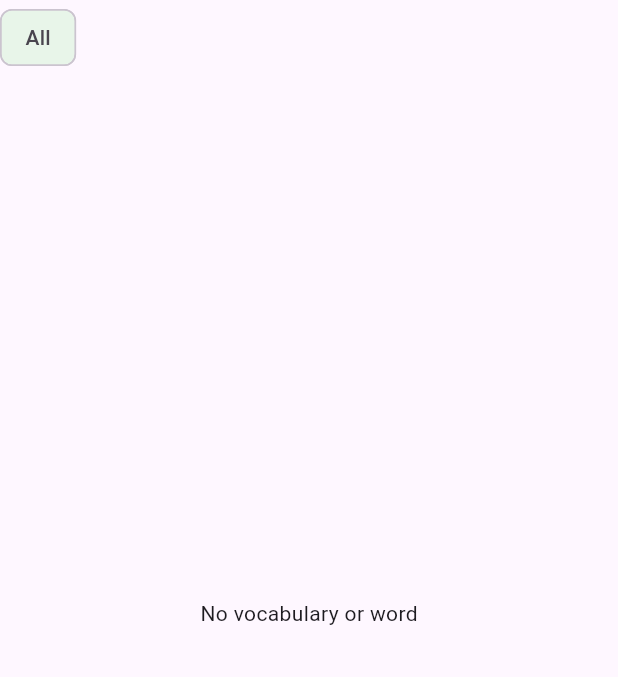
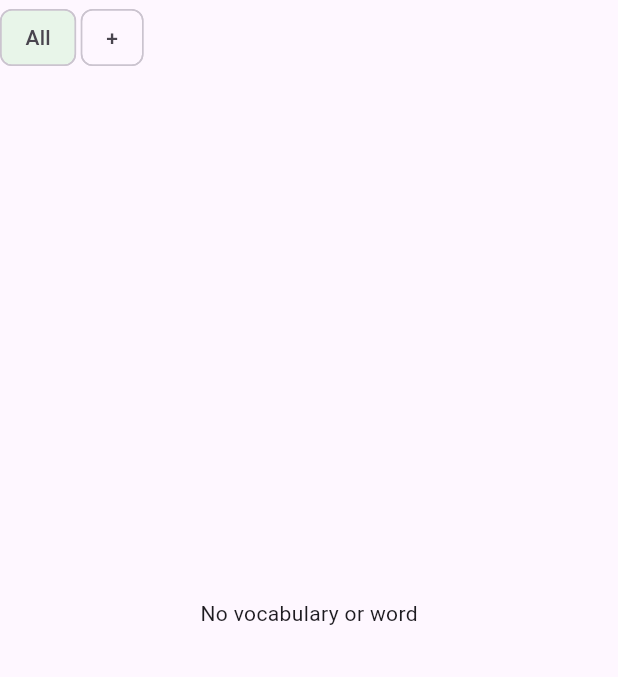
Before and after one commit to ZabihullahNooriWardak/Vocabulary_Learning_App, a Flutter app: the screen it shows after launch, on a phone screen of 412 x 824 dp, the part 84-761 px from its top. Run offline on Flutter 3.47's test engine with Material 3 defaults, Android fonts, the phone set to English and light mode, and no system bars; our stand-ins replace drift, drift_flutter, get, get_it; accounts and stored records are empty; generated files the repository leaves out were written again.

Commit message:
adds plus button at end of list view

```diff
--- a/lib/screens/add_category_screen.dart
+++ b/lib/screens/add_category_screen.dart
@@ -11,10 +11,10 @@ class AddCategoryScreen extends GetView<VocabularyController> {
 
   final TextEditingController categoryController = TextEditingController();
 
-  final GlobalKey<FormState> key = GlobalKey<FormState>();
-
   @override
   Widget build(BuildContext context) {
+    final GlobalKey<FormState> key = GlobalKey<FormState>();
+
     return Scaffold(
       appBar: AppBar(
         title: const Text("Add Category"),
--- a/lib/screens/vocabulary_home.dart
+++ b/lib/screens/vocabulary_home.dart
@@ -1,5 +1,6 @@
 import 'package:expense_tracker/getx_controllers/vocabulary_controller.dart';
 import 'package:expense_tracker/helpers/dialog_helper.dart';
+import 'package:expense_tracker/screens/add_category_screen.dart';
 import 'package:expense_tracker/screens/add_vocabular.dart';
 import 'package:flutter/material.dart';
 import 'package:get/get.dart';
@@ -33,11 +34,13 @@ class VocabularyHome extends GetView<VocabularyController> {
                 height: 50,
                 child: ListView.builder(
                     scrollDirection: Axis.horizontal,
-                    itemCount: controller.allCategories.length + 1,
+                    itemCount: controller.allCategories.length + 2,
                     itemBuilder: (context, index) {
+                      var length = controller.allCategories.length;
                       var color = controller.selectCategoryIndex == index
                           ? Colors.green.shade50
                           : null;
+
                       if (index == 0) {
                         return InkWell(
                           onTap: () async {
@@ -47,9 +50,23 @@ class VocabularyHome extends GetView<VocabularyController> {
                           },
                           child: Chip(
                             backgroundColor: color,
-                            label: Text(
+                            label: const Text(
                               "All",
                             ),
+                          ),
+                        );
+                      } else if (index - 1 == length) {
+                        return InkWell(
+                          onTap: () {
+                            Navigator.push(
+                              context,
+                              MaterialPageRoute(
+                                builder: (context) => AddCategoryScreen(),
+                              ),
+                            );
+                          },
+                          child: const Chip(
+                            label: Text('+'),
                           ),
                         );
                       } else {
```
